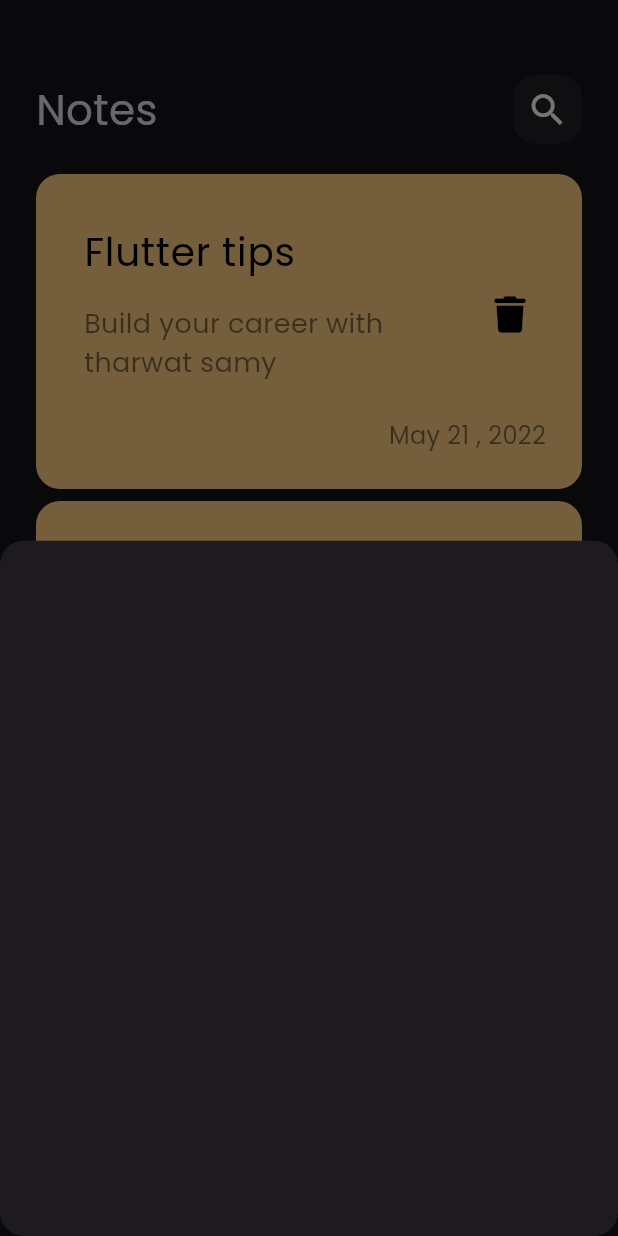
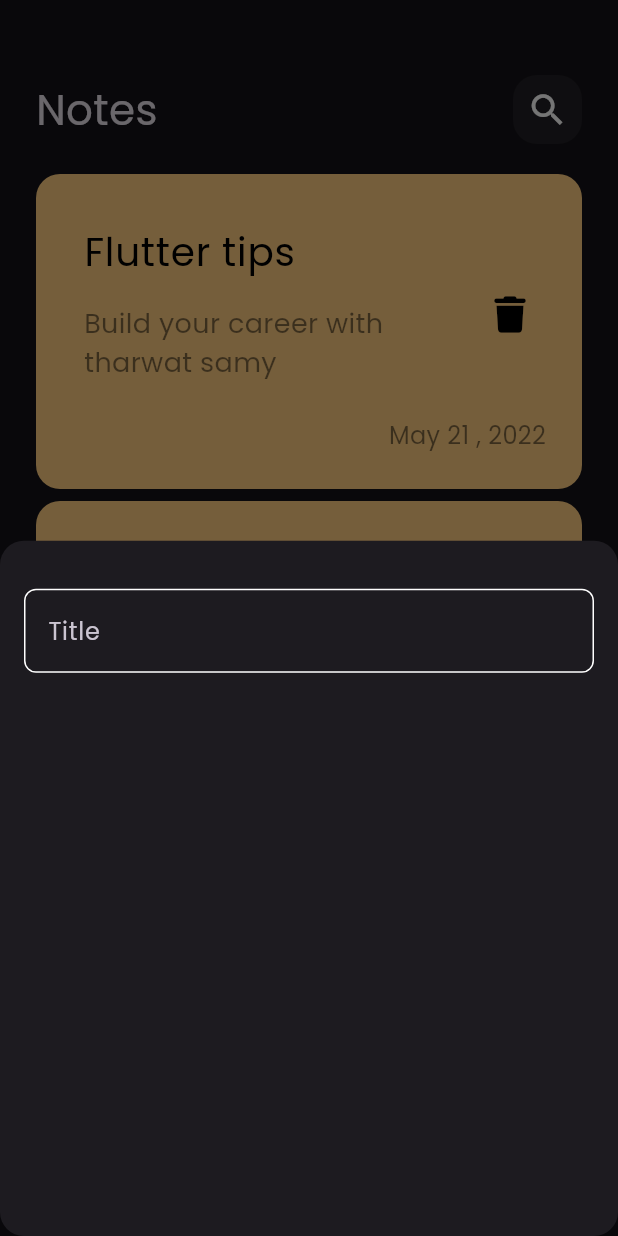
Before and after one commit to nadaElbnna2000/notes_app, a Flutter app: the screen it shows after launch, after a tap on the "add" icon, on a phone screen of 412 x 824 dp. Run offline on Flutter 3.47's test engine with Material 3 defaults, Android fonts, the phone set to English and light mode, and no system bars; our stand-ins replace font_awesome_flutter.

Commit message:
create custom text field

```diff
--- a/lib/Views/Widgets/addNoteBottSheet.dart
+++ b/lib/Views/Widgets/addNoteBottSheet.dart
@@ -1,10 +1,23 @@
 import 'package:flutter/cupertino.dart';
+
+import 'custom_textField.dart';
 
 class AddNoteBottomSheet extends StatelessWidget {
   const AddNoteBottomSheet({super.key});
 
   @override
   Widget build(BuildContext context) {
-    return  Container();
+    return  Padding(
+      padding: const EdgeInsets.symmetric(horizontal: 16.0),
+      child: Column(
+        children: [
+
+          SizedBox(
+            height: 32,
+          ),
+          CustomTextField(),
+        ],
+      ),
+    );
   }
 }
--- /dev/null
+++ b/lib/Views/Widgets/custom_textField.dart
@@ -0,0 +1,33 @@
+import 'package:flutter/cupertino.dart';
+import 'package:flutter/material.dart';
+import 'package:untitled/constants/colors.dart';
+
+class CustomTextField extends StatelessWidget {
+  const CustomTextField({super.key});
+
+  @override
+  Widget build(BuildContext context) {
+    return TextField(
+      cursorColor: KPrimaryColor,
+      decoration: InputDecoration(
+        hintText: 'Title',
+        // hintStyle: TextStyle(
+        //   color: KPrimaryColor,
+        // ),
+        border: buildBorder(),
+        enabledBorder: buildBorder(),
+        focusedBorder: buildBorder(KPrimaryColor),
+      ),
+    );
+  }
+
+
+  OutlineInputBorder buildBorder([color]){
+    return OutlineInputBorder(
+      borderRadius: BorderRadius.circular(8),
+      borderSide: BorderSide(
+        color: color??Colors.white,
+      ),
+    );
+  }
+}
--- a/lib/Views/notes_view.dart
+++ b/lib/Views/notes_view.dart
@@ -2,6 +2,7 @@ import 'package:flutter/cupertino.dart';
 import 'package:flutter/material.dart';
 import 'package:untitled/Views/Widgets/addNoteBottSheet.dart';
 
+import '../constants/colors.dart';
 import 'Widgets/notes_view_body.dart';
 
 class NotesView extends StatelessWidget {
@@ -26,7 +27,7 @@ class NotesView extends StatelessWidget {
 
         );
       },
-        backgroundColor: Colors.lightBlueAccent,
+        backgroundColor: KPrimaryColor,
         shape: CircleBorder(),
       child: Icon(
           Icons.add,
--- /dev/null
+++ b/lib/constants/colors.dart
@@ -0,0 +1,3 @@
+import 'dart:ui';
+
+const KPrimaryColor = Color(0xff62FCD7);
```
